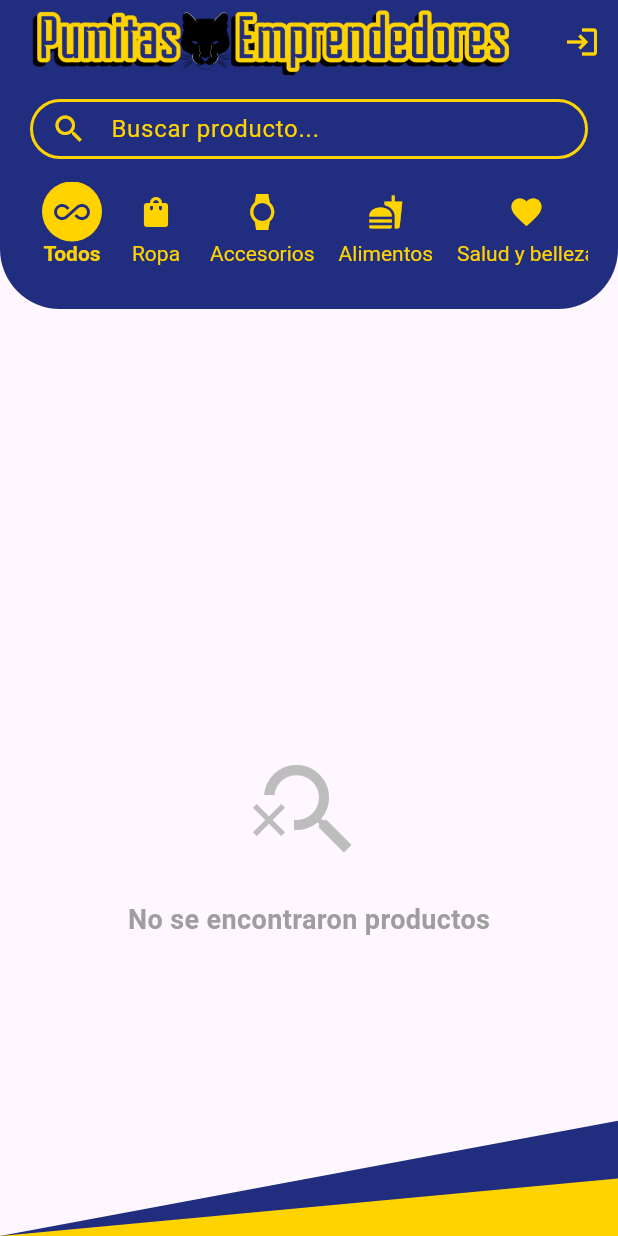
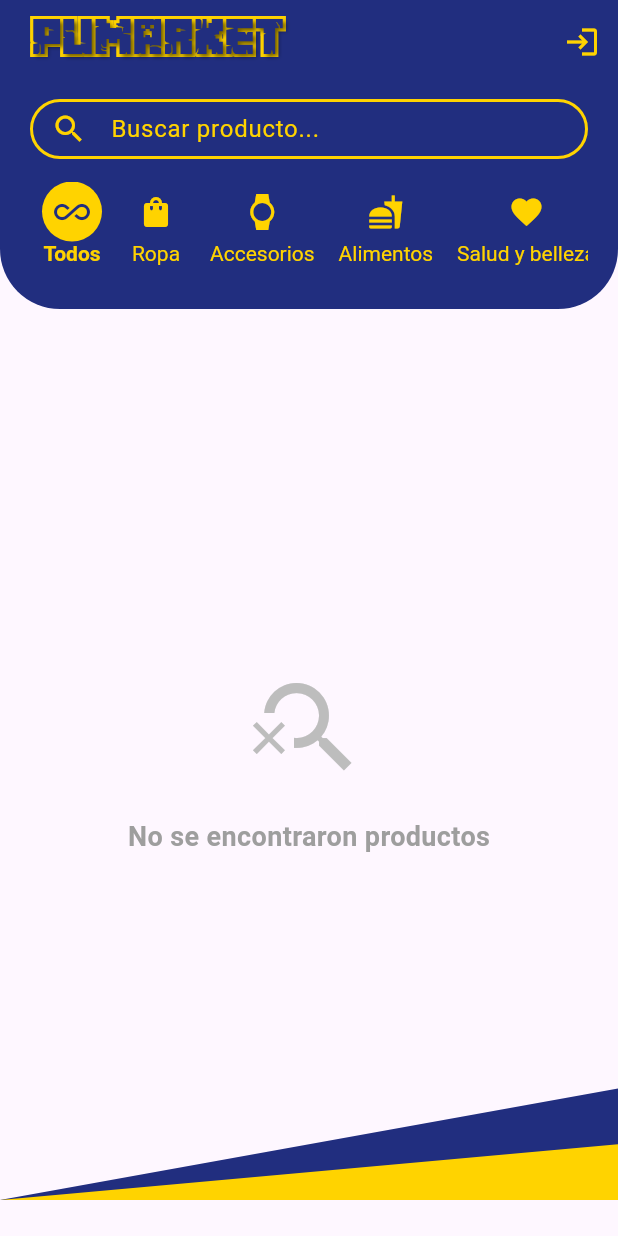
Before and after one commit to DanielGiron20/pumitasEmprendedores, a Flutter app: the screen it shows after launch, on a phone screen of 412 x 824 dp. Run offline on Flutter 3.47's test engine with Material 3 defaults, Android fonts, the phone set to English and light mode, and no system bars; our stand-ins replace animate_do, cloud_firestore, firebase_auth, firebase_core, firebase_storage, font_awesome_flutter and 3 more; accounts and stored records are empty.

Commit message:
Mejoras de problema de diseño en la pantalla principal y en la pantalla de perfil de vendedor

```diff
--- a/lib/ProductosPorVendedor.dart
+++ b/lib/ProductosPorVendedor.dart
@@ -46,7 +46,11 @@ class ProductosVendedorPage extends StatelessWidget {
               painter: BackgroundPainter(),
             ),
           ),
-          FutureBuilder<DocumentSnapshot>(
+          Container(
+            constraints: BoxConstraints(
+              minHeight: MediaQuery.of(context).size.height - 40.0,
+            ),
+            child: FutureBuilder<DocumentSnapshot>(
               future: _getSellerInfo(),
               builder: (context, sellerSnapshot) {
                 if (sellerSnapshot.connectionState == ConnectionState.waiting) {
@@ -65,7 +69,8 @@ class ProductosVendedorPage extends StatelessWidget {
                           child: Column(
                             children: [
                               CircleAvatar(
-                              backgroundImage: NetworkImage(sellerData['logo']),
+                                backgroundImage:
+                                    NetworkImage(sellerData['logo']),
                                 radius: 40,
                               ),
                               const SizedBox(height: 10),
@@ -163,8 +168,8 @@ class ProductosVendedorPage extends StatelessWidget {
                                   var product = products[index];
 
                                   return FadeInUp(
-                                  duration:
-                                      Duration(milliseconds: 250 + index * 200),
+                                    duration: Duration(
+                                        milliseconds: 250 + index * 200),
                                     child: ProductCard(
                                       name: product['name'],
                                       description: product['description'],
@@ -203,6 +208,7 @@ class ProductosVendedorPage extends StatelessWidget {
                     child: Text('Error al cargar datos del vendedor.'));
               },
             ),
+          ),
         ]));
   }
 }
--- a/lib/mis_productos.dart
+++ b/lib/mis_productos.dart
@@ -84,6 +84,8 @@ class _MisProductosState extends State<MisProductos> {
   Widget build(BuildContext context) {
     return Scaffold(
       appBar: AppBar(
+        backgroundColor: const Color.fromARGB(255, 33, 46, 127),
+        foregroundColor: const Color.fromARGB(255, 255, 211, 0),
         title: const Text('Mis Productos'),
       ),
       body: Stack(
--- a/lib/pantalla_principal.dart
+++ b/lib/pantalla_principal.dart
@@ -118,10 +118,39 @@ class _PantallaPrincipalState extends State<PantallaPrincipal> {
           padding: const EdgeInsets.symmetric(horizontal: 5.0),
           child: FittedBox(
             fit: BoxFit.contain,
-            child: Image.asset(
-              'assets/PumitasEmprendedoresAppbar1.png',
-              height: 50,
-              fit: BoxFit.contain, // O cualquier ajuste que necesites
+            child: Stack(
+              children: [
+                // Texto con borde amarillo (sin color interior)
+                Text(
+                  'Pumarket',
+                  style: TextStyle(
+                    fontFamily: 'PumarketFont',
+                    fontWeight: FontWeight.w700,
+                    fontSize: 30,
+                    foreground: Paint()
+                      ..style = PaintingStyle.stroke
+                      ..strokeWidth = 3
+                      ..color = const Color.fromARGB(
+                          255, 255, 211, 0), // Borde amarillo
+                  ),
+                ),
+                Text(
+                  'Pumarket',
+                  style: const TextStyle(
+                    fontFamily: 'PumarketFont',
+                    fontWeight: FontWeight.w400,
+                    fontSize: 30,
+                    color: Color.fromARGB(254, 33, 46, 127),
+                    shadows: [
+                      Shadow(
+                        offset: Offset(2, 2), // Desplazamiento de la sombra
+                        blurRadius: 3.0, // Difuminado
+                        color: Colors.black54, // Sombra negra con opacidad
+                      ),
+                    ],
+                  ),
+                ),
+              ],
             ),
           ),
         ),
@@ -330,11 +359,11 @@ class _PantallaPrincipalState extends State<PantallaPrincipal> {
                   ),
                 ),
                 const SizedBox(
-                    height: 20), // Espacio para el contenido del GridView
+                    height: 10), // Espacio para el contenido del GridView
                 _products.isEmpty
                     ? Container(
                         width: double.infinity,
-                        height: MediaQuery.of(context).size.height - 150,
+                        height: MediaQuery.of(context).size.height - 240.0,
                         color: Colors.transparent,
                         child: Center(
                           child: Column(
@@ -358,15 +387,21 @@ class _PantallaPrincipalState extends State<PantallaPrincipal> {
                           ),
                         ),
                       )
-                    : GridView.builder(
+                    : Container(
+                        constraints: BoxConstraints(
+                          minHeight: MediaQuery.of(context).size.height - 240.0,
+                        ),
+                        child: GridView.builder(
                           shrinkWrap: true,
                           physics:
                               const ClampingScrollPhysics(), // Permitir scroll dentro del GridView
-                        gridDelegate: SliverGridDelegateWithFixedCrossAxisCount(
+                          gridDelegate:
+                              SliverGridDelegateWithFixedCrossAxisCount(
                             crossAxisCount: 2, // Número de columnas
                             crossAxisSpacing:
                                 8, // Espacio horizontal entre tarjetas
-                          mainAxisSpacing: 8, // Espacio vertical entre tarjetas
+                            mainAxisSpacing:
+                                8, // Espacio vertical entre tarjetas
                             childAspectRatio:
                                 2 / 3, // Relación de aspecto de las tarjetas
                           ),
@@ -375,7 +410,8 @@ class _PantallaPrincipalState extends State<PantallaPrincipal> {
                             final product = _products[index];
 
                             return FadeInUp(
-                            duration: Duration(milliseconds: 250 + index * 200),
+                              duration:
+                                  Duration(milliseconds: 250 + index * 200),
                               child: ProductCard(
                                 name: product['name'],
                                 description: product['description'],
@@ -402,6 +438,7 @@ class _PantallaPrincipalState extends State<PantallaPrincipal> {
                               ),
                             );
                           },
+                        ),
                       ),
               ],
             ),
```
Also changed, not shown: pubspec.yaml (+7 -0 lines), assets/PumitasEmprendedoresAppbar1.png, assets/PumitasEmprendedoresAppbar2.png, assets/fuente/Minecrafter.Alt.ttf (added), assets/fuente/Minecrafter.Reg.ttf (added), 1 other file. Lines whose indentation alone changed are shown as unchanged.
